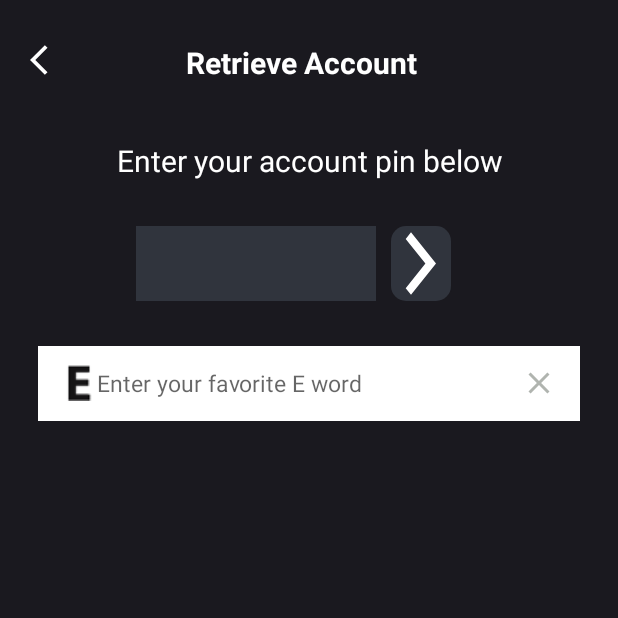
After one commit to augustusgit/tyd, an Android app: the RetrieveAccountActivity screen opened directly, with no data from a screen before it, on a phone screen of 412 x 824 dp, the top half of it. The commit adds this screen. Run offline under Robolectric (Android 15) with nearby library versions, the phone set to English and light mode, and no system bars.

Commit message:
contibued update scaffold UI

```diff
--- a/app/src/main/AndroidManifest.xml
+++ b/app/src/main/AndroidManifest.xml
@@ -9,7 +9,8 @@
         android:roundIcon="@mipmap/ic_launcher_round"
         android:supportsRtl="true"
         android:theme="@style/AppTheme">
-        <activity android:name=".VerificationScreenActivity"></activity>
+        <activity android:name=".RetrieveAccountActivity"></activity>
+        <activity android:name=".VerificationScreenActivity" />
         <activity android:name=".PinActivity" />
         <activity android:name=".MainActivity">
             <intent-filter>
--- /dev/null
+++ b/app/src/main/java/com/tydinz/app/RetrieveAccountActivity.java
@@ -0,0 +1,14 @@
+package com.tydinz.app;
+
+import androidx.appcompat.app.AppCompatActivity;
+
+import android.os.Bundle;
+
+public class RetrieveAccountActivity extends AppCompatActivity {
+
+    @Override
+    protected void onCreate(Bundle savedInstanceState) {
+        super.onCreate(savedInstanceState);
+        setContentView(R.layout.activity_retrieve_account);
+    }
+}
--- /dev/null
+++ b/app/src/main/res/drawable/ic_baseline_arrow_forward_ios_24.xml
@@ -0,0 +1,5 @@
+<vector android:height="24dp" android:tint="#FFFFFF"
+    android:viewportHeight="24" android:viewportWidth="24"
+    android:width="24dp" xmlns:android="http://schemas.android.com/apk/res/android">
+    <path android:fillColor="@android:color/white" android:pathData="M5.88,4.12L13.76,12l-7.88,7.88L8,22l10,-10L8,2z"/>
+</vector>
--- /dev/null
+++ b/app/src/main/res/drawable/ic_baseline_close_24.xml
@@ -0,0 +1,5 @@
+<vector android:height="24dp" android:tint="#B0B4AF"
+    android:viewportHeight="24" android:viewportWidth="24"
+    android:width="24dp" xmlns:android="http://schemas.android.com/apk/res/android">
+    <path android:fillColor="@android:color/white" android:pathData="M19,6.41L17.59,5 12,10.59 6.41,5 5,6.41 10.59,12 5,17.59 6.41,19 12,13.41 17.59,19 19,17.59 13.41,12z"/>
+</vector>
--- /dev/null
+++ b/app/src/main/res/layout/activity_retrieve_account.xml
@@ -0,0 +1,121 @@
+<?xml version="1.0" encoding="utf-8"?>
+<RelativeLayout xmlns:android="http://schemas.android.com/apk/res/android"
+    xmlns:app="http://schemas.android.com/apk/res-auto"
+    xmlns:tools="http://schemas.android.com/tools"
+    android:layout_width="match_parent"
+    android:layout_height="match_parent"
+    android:background="@color/dark_blue"
+    tools:context=".RetrieveAccountActivity">
+
+    <LinearLayout
+        android:layout_width="match_parent"
+        android:layout_height="wrap_content"
+        android:orientation="vertical">
+
+        <LinearLayout
+            android:layout_width="match_parent"
+            android:layout_height="wrap_content"
+            android:orientation="horizontal"
+            android:paddingLeft="20dp"
+            android:paddingTop="8dp"
+            android:paddingBottom="8dp"
+            android:layout_marginTop="20dp"
+            >
+
+            <ImageView
+                android:layout_width="wrap_content"
+                android:layout_height="wrap_content"
+                android:src="@drawable/ic_baseline_arrow_back_ios_white_24"
+                android:outlineAmbientShadowColor="@color/whiteAccent"
+                >
+            </ImageView>
+
+            <TextView
+                android:layout_width="wrap_content"
+                android:layout_height="wrap_content"
+                android:text="@string/retrieve_account"
+                android:layout_marginLeft="80dp"
+                android:textColor="@color/whiteAccent"
+                android:textSize="20dp"
+                android:textStyle="bold"
+                />
+
+        </LinearLayout>
+
+        <TextView
+            android:layout_width="match_parent"
+            android:layout_height="wrap_content"
+            android:text="@string/enter_pin_below"
+            android:textColor="@color/whiteAccent"
+            android:textSize="20dp"
+            android:gravity="center"
+            android:layout_marginTop="30dp"/>
+
+    <LinearLayout
+        android:layout_width="match_parent"
+        android:layout_height="wrap_content"
+        android:layout_marginTop="30dp"
+        android:paddingLeft="25dp"
+        android:paddingRight="25dp"
+        android:gravity="center"
+        android:orientation="horizontal">
+
+        <EditText
+            android:layout_width="160dp"
+            android:background="@color/button_color"
+            android:layout_height="50dp"
+            android:focusable="true"
+            android:inputType="text"
+            android:maxLength="8"
+            android:textSize="30dp"
+            android:gravity="center"
+            android:textAlignment="center"
+            android:textStyle="bold"
+            android:textColor="@color/whiteAccent"
+            />
+
+        <Button
+            android:id="@+id/retrvBtn"
+            android:layout_width="40dp"
+            android:layout_height="50dp"
+            android:layout_marginLeft="10dp"
+            android:layout_marginRight="20dp"
+            android:background="@drawable/button_radius"
+            android:textColor="#ffffff"
+            android:foreground="@drawable/ic_baseline_arrow_forward_ios_24"
+            android:textSize="15sp" />
+
+
+    </LinearLayout>
+
+        <LinearLayout
+            android:layout_width="match_parent"
+            android:layout_height="wrap_content"
+            android:gravity="center"
+            android:orientation="horizontal"
+            android:layout_marginLeft="25dp"
+            android:layout_marginRight="25dp"
+            android:layout_marginTop="30dp">
+
+            <EditText
+                android:layout_width="match_parent"
+                android:layout_height="50dp"
+                android:hint="@string/eword"
+                android:ems="10"
+                android:inputType="text"
+                android:textSize="15sp"
+                android:paddingLeft="15dp"
+                android:paddingRight="15dp"
+                android:background="@color/whiteAccent"
+                android:drawableStart="@drawable/letterword"
+                android:drawableEnd="@drawable/ic_baseline_close_24"
+                />
+        </LinearLayout>
+
+
+
+
+
+    </LinearLayout>
+
+</RelativeLayout>
--- a/app/src/main/res/values/strings.xml
+++ b/app/src/main/res/values/strings.xml
@@ -12,4 +12,11 @@
     <string name="not_your_account">Not your account?</string>
     <string name="secret_pin">Enter your secret pin</string>
     <string name="login">Login</string>
+    <string name="enter_pin_below">Enter your account pin below</string>
+    <string name="aword">Enter your favorite A word</string>
+    <string name="bword">Enter your favorite B word</string>
+    <string name="cword">Enter your favorite C word</string>
+    <string name="dword">Enter your favorite D word</string>
+    <string name="eword">Enter your favorite E word</string>
+    <string name="fword">Enter your favorite F word</string>
 </resources>
```
Also changed, not shown: app/src/main/res/drawable/letterword.png (added).
